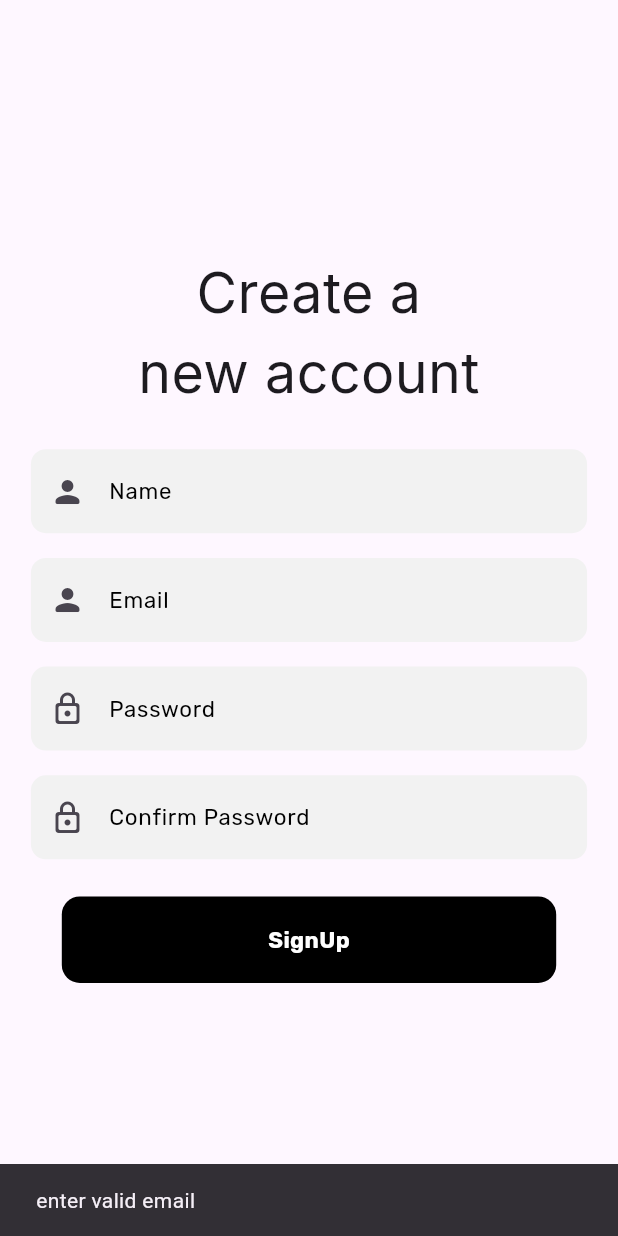
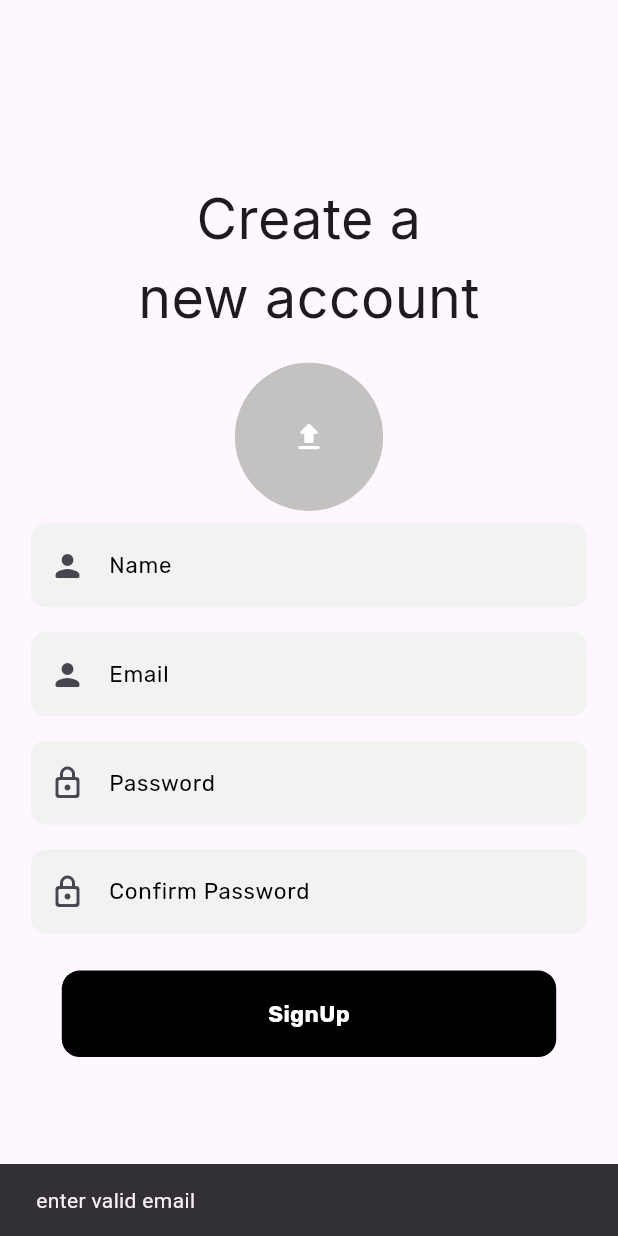
Before and after one commit to amr882/chat_app, a Flutter app: the screen it shows after launch, after a tap on "Create one", after a tap on "SignUp", on a phone screen of 412 x 824 dp. Run offline on Flutter 3.47's test engine with Material 3 defaults, Android fonts, the phone set to English and light mode, and no system bars; our stand-ins replace cloud_firestore, firebase_auth, firebase_core, google_fonts, image_picker, sizer and 1 more; accounts and stored records are empty; generated files the repository leaves out were written again.

Commit message:
fixed upload pfp to database

```diff
--- a/lib/auth/sign_up.dart
+++ b/lib/auth/sign_up.dart
@@ -1,9 +1,13 @@
+import 'dart:io';
+
 import 'package:chat_app/auth/services/auth_services.dart';
 import 'package:chat_app/widgets/custom_button.dart';
 import 'package:chat_app/widgets/custom_text_field.dart';
 import 'package:flutter/material.dart';
 import 'package:google_fonts/google_fonts.dart';
+import 'package:image_picker/image_picker.dart';
 import 'package:sizer/sizer.dart';
+import 'package:supabase_flutter/supabase_flutter.dart';
 
 class SignUp extends StatefulWidget {
   const SignUp({super.key});
@@ -24,8 +28,9 @@ class _SignUpState extends State<SignUp> {
   GlobalKey<FormState> emailFormState = GlobalKey();
   GlobalKey<FormState> passwordFormState = GlobalKey();
   GlobalKey<FormState> confirnPasswordFormState = GlobalKey();
+
   // auth
-  Future<void> signUp() async {
+  Future<void> signUp(BuildContext context) async {
     var services = AuthServices();
 
     if (!RegExp(
@@ -50,13 +55,33 @@ class _SignUpState extends State<SignUp> {
       ).showSnackBar(SnackBar(content: Text("password not match")));
       return;
     }
+    // get file url
 
     services.createAccount(
       nameController.text,
       emailController.text,
       confirmPasswordController.text,
-      context,
     );
+    Navigator.of(context).pushNamedAndRemoveUntil("homePage", (route) => false);
+  }
+
+  File? imageFile;
+  pickImage() async {
+    ImagePicker picker = ImagePicker();
+    final XFile? image = await picker.pickImage(source: ImageSource.gallery);
+    setState(() {
+      imageFile = File(image!.path);
+    });
+    uploadImage();
+  }
+
+  Future uploadImage() async {
+    if (imageFile == null) return;
+    final fileName = DateTime.now().millisecondsSinceEpoch.toString();
+    final path = "uploads/$fileName";
+    await Supabase.instance.client.storage
+        .from("chatpfp")
+        .upload(path, imageFile!);
   }
 
   @override
@@ -73,6 +98,23 @@ class _SignUpState extends State<SignUp> {
                 textAlign: TextAlign.center,
               ),
               SizedBox(height: 2.h),
+
+              GestureDetector(
+                onTap: () {
+                  pickImage();
+                },
+                child: Container(
+                  decoration: BoxDecoration(
+                    borderRadius: BorderRadius.circular(50),
+                    color: const Color.fromARGB(255, 196, 193, 193),
+                  ),
+                  width: 12.h,
+                  height: 12.h,
+                  child: Center(
+                    child: Icon(Icons.upload_rounded, color: Colors.white),
+                  ),
+                ),
+              ),
               // userName
               CustomTextField(
                 formState: nameFormState,
@@ -115,7 +157,7 @@ class _SignUpState extends State<SignUp> {
 
               CustomButton(
                 onTap: () {
-                  signUp();
+                  signUp(context);
                 },
                 title: "SignUp",
                 width: 100.w,
--- a/lib/main.dart
+++ b/lib/main.dart
@@ -1,3 +1,4 @@
+import 'package:chat_app/auth/keys.dart';
 import 'package:chat_app/auth/sign_in.dart';
 import 'package:chat_app/firebase_options.dart';
 import 'package:chat_app/view/home_page.dart';
@@ -5,10 +6,16 @@
 import 'package:firebase_core/firebase_core.dart';
 import 'package:flutter/material.dart';
 import 'package:sizer/sizer.dart';
+import 'package:supabase_flutter/supabase_flutter.dart' as s;
 
 void main() async {
   WidgetsFlutterBinding.ensureInitialized();
   await Firebase.initializeApp(options: DefaultFirebaseOptions.currentPlatform);
+
+  await s.Supabase.initialize(
+    url: 'https://tjfiyddgeljrygtjgyov.supabase.co',
+    anonKey: supbase_Key,
+  );
   runApp(const MyApp());
 }
 
@@ -42,7 +49,10 @@
           home:
               FirebaseAuth.instance.currentUser == null ? SignIn() : HomePage(),
 
-          routes: {'homePage': (context) => HomePage(), "signIn":(context) => SignIn(),},
+          routes: {
+            'homePage': (context) => HomePage(),
+            "signIn": (context) => SignIn(),
+          },
         );
       },
     );
--- a/pubspec.yaml
+++ b/pubspec.yaml
@@ -40,6 +40,9 @@ dependencies:
   sizer: ^3.0.5
   google_fonts: ^6.2.1
   flutter_profile_picture: ^2.0.0
+  supabase_flutter: ^2.8.4
+  image_picker: ^1.1.2
+  path: ^1.9.1
 
 dev_dependencies:
   flutter_test:
```
Also changed, not shown: lib/auth/services/auth_services.dart (+2 -6 lines), lib/view/home_page.dart (+3 -4 lines), pubspec.lock, 7 other files.
